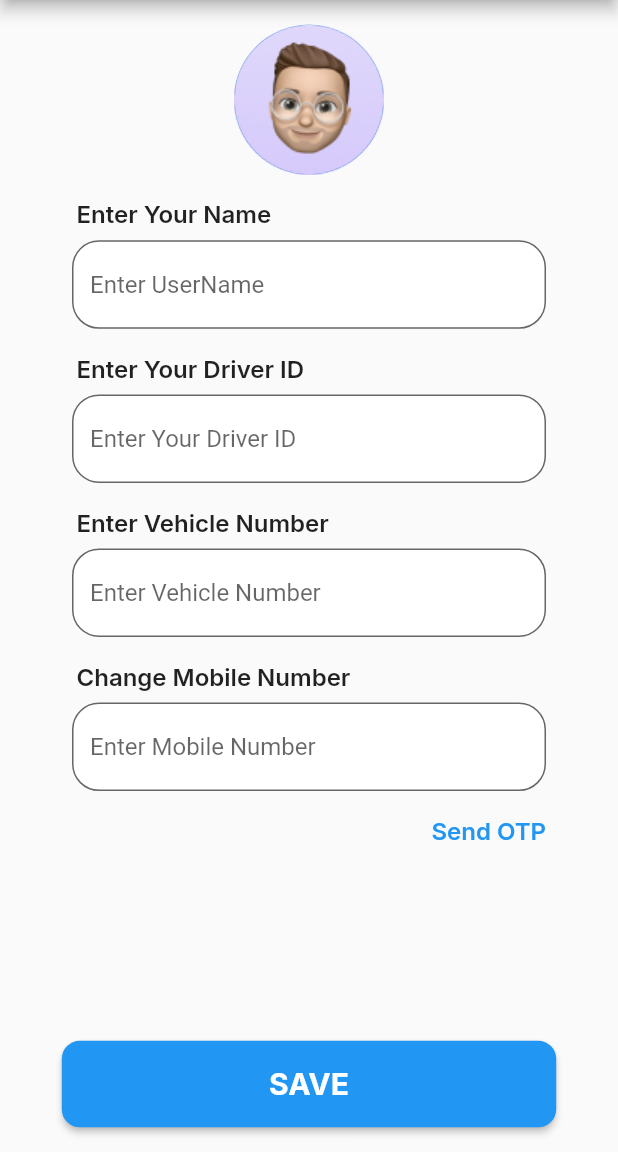
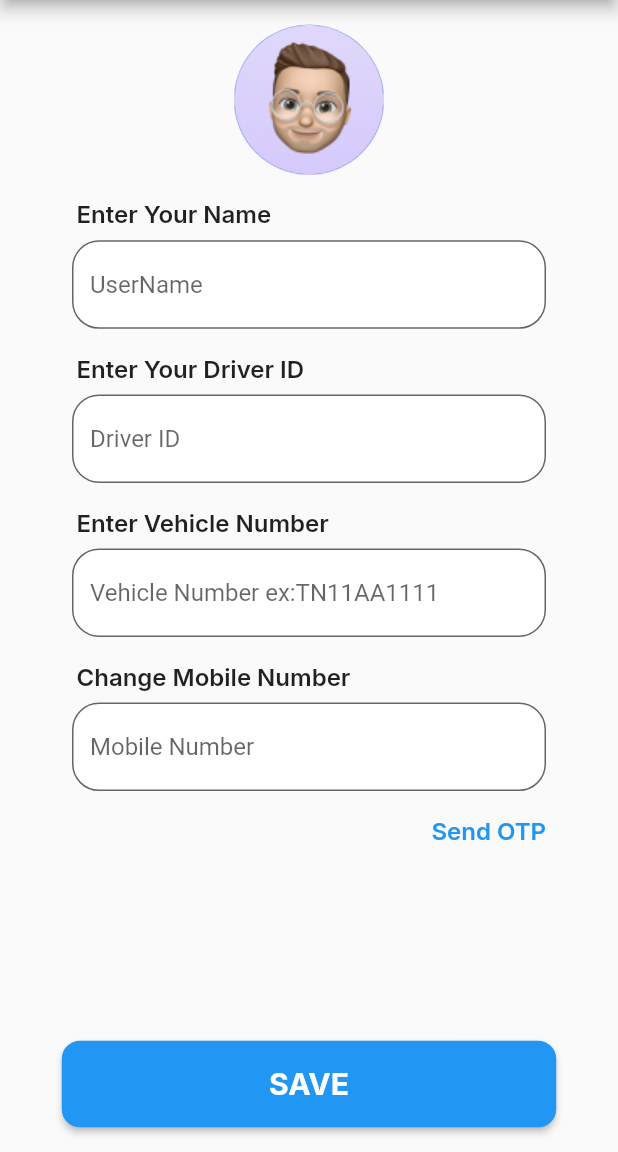
Before and after one commit to TharikFAD/rickshaw_ui_design, a Flutter app: the Settingspage screen opened by its route, on a phone screen of 412 x 824 dp, the part 84-1236 px from its top. Run offline on Flutter 3.47's test engine with Material 2 defaults, Android fonts, the phone set to English and light mode, and no system bars; our stand-ins replace fluttertoast, geolocator, google_fonts, google_maps_flutter, intl_phone_field, lite_rolling_switch and 3 more; missing offline and left inert: dart:ffi, flutter_background_service; accounts and stored records are empty; network calls fail.

Commit message:
small ui changes and circular progress indicators solved

```diff
--- a/lib/pages/fareSettingsPage/addFarePage.dart
+++ b/lib/pages/fareSettingsPage/addFarePage.dart
@@ -1,7 +1,6 @@
 // ignore_for_file: prefer_const_literals_to_create_immutables, prefer_const_constructors, file_names, sort_child_properties_last, unused_field, prefer_final_fields
 
 import 'dart:convert';
-
 import 'package:flutter/material.dart';
 import 'package:fluttertoast/fluttertoast.dart';
 import 'package:google_fonts/google_fonts.dart';
--- a/lib/pages/fareSettingsPage/fareSettingPage.dart
+++ b/lib/pages/fareSettingsPage/fareSettingPage.dart
@@ -7,6 +7,7 @@ import 'package:google_fonts/google_fonts.dart';
 import 'package:meter_app/api/fare_api.dart';
 import 'package:meter_app/model/get_fare.dart';
 import 'package:meter_app/pages/homePage/widgets/appBarWidget.dart';
+import 'package:meter_app/pages/homePage/widgets/drawer.dart';
 import 'package:meter_app/routes/route_name.dart';
 
 class FareSettingsPage extends StatefulWidget {
@@ -23,6 +24,7 @@ class _FareSettingsPageState extends State<FareSettingsPage> {
   Widget build(BuildContext context) {
     var size = MediaQuery.of(context).size;
     return Scaffold(
+      drawer: MyDrawerWidget(),
       appBar: AppBar(
         title: Text(
           'FARE SETTINGS',
@@ -58,7 +60,7 @@ class _FareSettingsPageState extends State<FareSettingsPage> {
                 builder:(context,snapshot){
                   if(!snapshot.hasData&& snapshot.connectionState ==
                       ConnectionState.waiting){
-                    return CircularProgressIndicator();
+                    return Center(child: SizedBox(width:50,height:50,child: CircularProgressIndicator()));
                   }else if(snapshot.hasError){
                     return Text('An error occurred: ${snapshot.error}');
                   }else{
--- a/lib/pages/historyPage/history_page.dart
+++ b/lib/pages/historyPage/history_page.dart
@@ -48,11 +48,12 @@ class _HistoryPageState extends State<HistoryPage> {
       drawer: MyDrawerWidget(),
       body: Column(
         children: [
-          FutureBuilder(
+          Expanded(
+            child: FutureBuilder(
               future:tripAPI.getTripHistory(),
               builder: (context,snapshot) {
                 if(!snapshot.hasData && snapshot.connectionState == ConnectionState.waiting){
-                return CircularProgressIndicator();
+                  return Center(child: CircularProgressIndicator());
                 }else{
                   var res=TripHistoryResponse.fromJson(snapshot.data);
                   return ListView.builder(
@@ -214,6 +215,7 @@ class _HistoryPageState extends State<HistoryPage> {
                   );
                 }
               },),
+          ),
         ],
       ),
     );
--- a/lib/pages/homePage/homePageCont/completeRide.dart
+++ b/lib/pages/homePage/homePageCont/completeRide.dart
@@ -8,10 +8,8 @@ import 'package:fluttertoast/fluttertoast.dart';
 import 'package:geolocator/geolocator.dart';
 import 'package:google_fonts/google_fonts.dart';
 import 'package:google_maps_flutter/google_maps_flutter.dart';
-
 import 'package:meter_app/api/trip_api.dart';
 import 'package:meter_app/model/trip_complete.dart';
-import 'package:meter_app/pages/homePage/widgets/appBarWidget.dart';
 import 'package:meter_app/pages/homePage/widgets/drawer.dart';
 import 'package:meter_app/pages/homePage/widgets/inc_dec_button.dart';
 import 'package:meter_app/routes/route_name.dart';
--- a/lib/pages/settingsPage/settingsPage.dart
+++ b/lib/pages/settingsPage/settingsPage.dart
@@ -92,7 +92,7 @@ class _SettingspageState extends State<Settingspage> {
                   padding: const EdgeInsets.only(left: 48.0, right: 48.0),
                   child: UserNameTextForm(
                       controller: UserNameController,
-                      hintText: 'Enter UserName'),
+                      hintText: 'UserName'),
                 ),
                 SizedBox(
                   height: size.height * 0.02,
@@ -122,7 +122,7 @@ class _SettingspageState extends State<Settingspage> {
                   padding: const EdgeInsets.only(left: 48.0, right: 48.0),
                   child: UserNameTextForm(
                       controller: DriverIdController,
-                      hintText: 'Enter Your Driver ID'),
+                      hintText: 'Driver ID'),
                 ),
 
                 //Change Mobile Number
@@ -153,7 +153,7 @@ class _SettingspageState extends State<Settingspage> {
                   padding: const EdgeInsets.only(left: 48.0, right: 48.0),
                   child: UserNameTextForm(
                       controller: VehicleNumberController,
-                      hintText: 'Enter Vehicle Number'),
+                      hintText: 'Vehicle Number ex:TN11AA1111'),
                 ),
                 SizedBox(
                   height: size.height * 0.02,
@@ -182,7 +182,7 @@ class _SettingspageState extends State<Settingspage> {
                   padding: const EdgeInsets.only(left: 48.0, right: 48.0),
                   child: UserNameTextForm(
                       controller: MobileNumberController,
-                      hintText: 'Enter Mobile Number'),
+                      hintText: 'Mobile Number'),
                 ),
                 SizedBox(
                   height: size.height * 0.02,
```
Also changed, not shown: lib/pages/complaintPage/compaintPage.dart (+41 -38 lines), pubspec.lock. Lines whose indentation alone changed are shown as unchanged.
